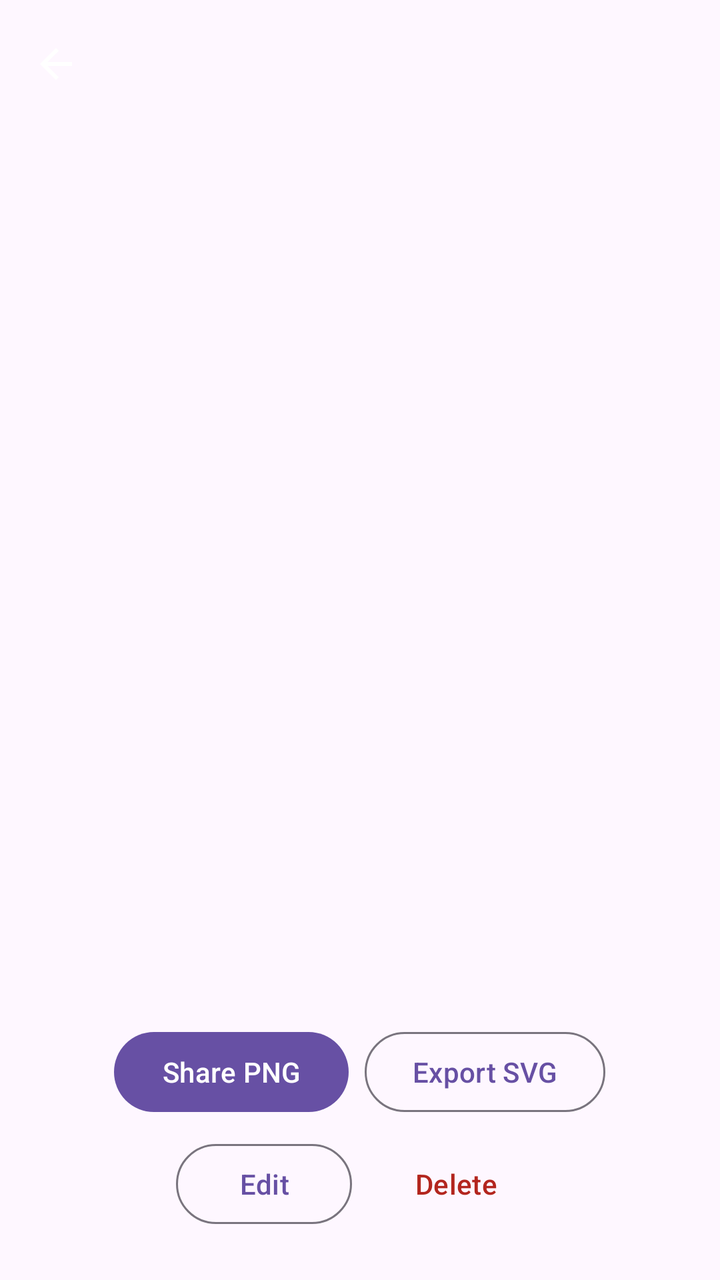
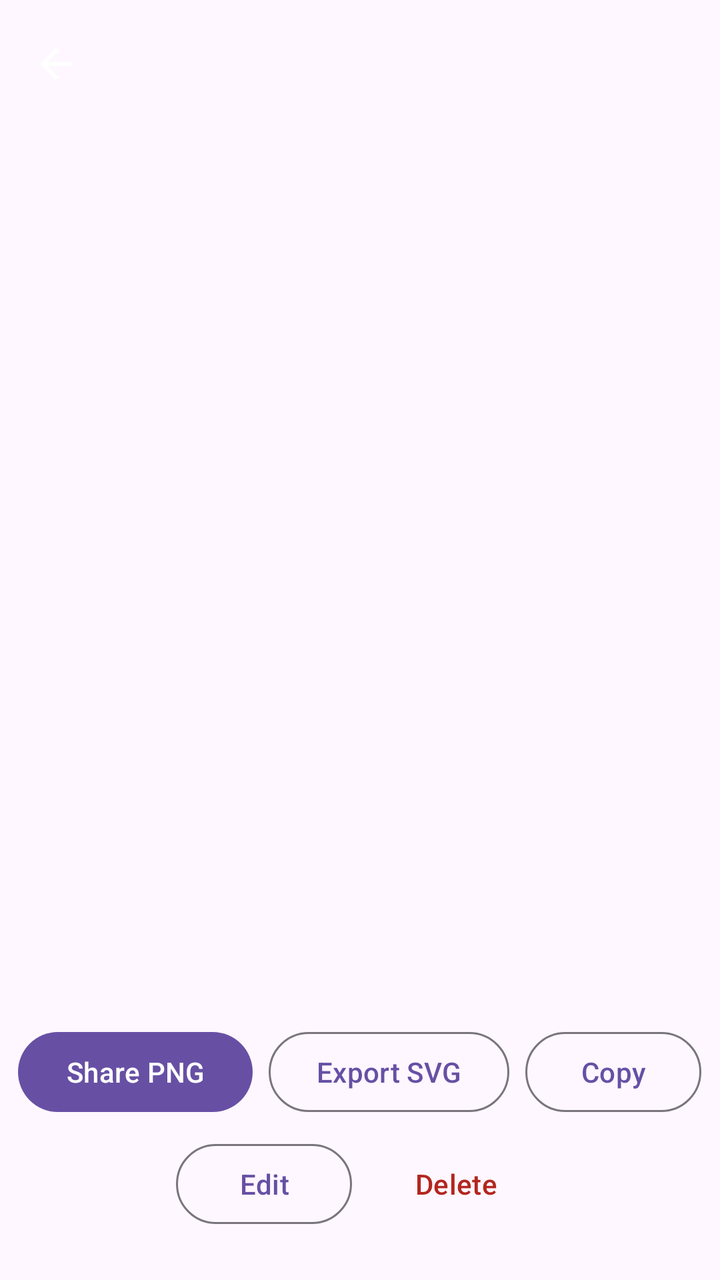

The first picture is an Android layout as it rendered before a commit; the second is the same layout after the commit. The layout source and the unified diff follow.
<!-- AndroidManifest.xml: application theme Theme.QRCards -->
<!-- res/layout/activity_card_detail.xml -->
<?xml version="1.0" encoding="utf-8"?>
<LinearLayout xmlns:android="http://schemas.android.com/apk/res/android"
    xmlns:app="http://schemas.android.com/apk/res-auto"
    android:layout_width="match_parent"
    android:layout_height="match_parent"
    android:orientation="vertical">

    <com.google.android.material.appbar.MaterialToolbar
        android:id="@+id/toolbar"
        android:layout_width="match_parent"
        android:layout_height="?attr/actionBarSize"
        app:navigationIcon="@drawable/ic_arrow_back" />

    <ImageView
        android:id="@+id/qrImage"
        android:layout_width="match_parent"
        android:layout_height="0dp"
        android:layout_weight="1"
        android:adjustViewBounds="true"
        android:contentDescription="@string/qr_code"
        android:padding="24dp"
        android:scaleType="fitCenter" />

    <TextView
        android:id="@+id/cardName"
        android:layout_width="wrap_content"
        android:layout_height="wrap_content"
        android:layout_gravity="center_horizontal"
        android:paddingHorizontal="24dp"
        android:textAppearance="?attr/textAppearanceHeadlineSmall" />

    <LinearLayout
        android:layout_width="match_parent"
        android:layout_height="wrap_content"
        android:gravity="center"
        android:orientation="horizontal"
        android:paddingTop="16dp">

        <Button
            android:id="@+id/sharePngButton"
            android:layout_width="wrap_content"
            android:layout_height="wrap_content"
            android:layout_marginEnd="8dp"
            android:text="@string/share_png" />

        <Button
            android:id="@+id/exportSvgButton"
            android:layout_width="wrap_content"
            android:layout_height="wrap_content"
            android:text="@string/export_svg"
            style="@style/Widget.Material3.Button.OutlinedButton" />
    </LinearLayout>

    <LinearLayout
        android:layout_width="match_parent"
        android:layout_height="wrap_content"
        android:gravity="center"
        android:orientation="horizontal"
        android:paddingBottom="24dp"
        android:paddingTop="8dp">

        <Button
            android:id="@+id/editButton"
            android:layout_width="wrap_content"
            android:layout_height="wrap_content"
            android:layout_marginEnd="8dp"
            android:text="@string/edit"
            style="@style/Widget.Material3.Button.OutlinedButton" />

        <Button
            android:id="@+id/deleteButton"
            android:layout_width="wrap_content"
            android:layout_height="wrap_content"
            android:text="@string/delete"
            android:textColor="?attr/colorError"
            style="@style/Widget.Material3.Button.TextButton" />
    </LinearLayout>
</LinearLayout>
<!-- resources referenced by this layout -->
<resources>
  <!-- drawable ic_arrow_back (drawable) -->
  <vector xmlns:android="http://schemas.android.com/apk/res/android"
      android:width="24dp" android:height="24dp"
      android:viewportWidth="24" android:viewportHeight="24">
      <path
          android:fillColor="@android:color/white"
          android:pathData="M20,11H7.83l5.59,-5.59L12,4l-8,8 8,8 1.41,-1.41L7.83,13H20v-2z" />
  </vector>
  <string name="delete">Delete</string>
  <string name="edit">Edit</string>
  <string name="export_svg">Export SVG</string>
  <string name="qr_code">QR code</string>
  <string name="share_png">Share PNG</string>
  <style name="Theme.QRCards" parent="Theme.Material3.DayNight.NoActionBar" />
</resources>

<!-- the commit's change to res/layout/activity_card_detail.xml (unified diff, before → after) -->
@@ -11,15 +11,64 @@
         android:layout_height="?attr/actionBarSize"
         app:navigationIcon="@drawable/ic_arrow_back" />
 
-    <ImageView
-        android:id="@+id/qrImage"
+    
+    <FrameLayout
+        android:id="@+id/qrFlipContainer"
         android:layout_width="match_parent"
         android:layout_height="0dp"
         android:layout_weight="1"
-        android:adjustViewBounds="true"
-        android:contentDescription="@string/qr_code"
-        android:padding="24dp"
-        android:scaleType="fitCenter" />
+        android:clickable="true"
+        android:focusable="true"
+        android:contentDescription="@string/flip_to_data_desc">
+
+        <ImageView
+            android:id="@+id/qrImage"
+            android:layout_width="match_parent"
+            android:layout_height="match_parent"
+            android:adjustViewBounds="true"
+            android:contentDescription="@string/qr_code"
+            android:padding="24dp"
+            android:scaleType="fitCenter" />
+
+        <LinearLayout
+            android:id="@+id/qrDataView"
+            android:layout_width="match_parent"
+            android:layout_height="match_parent"
+            android:gravity="center_horizontal"
+            android:orientation="vertical"
+            android:padding="24dp"
+            android:visibility="gone">
+
+            <TextView
+                android:layout_width="wrap_content"
+                android:layout_height="wrap_content"
+                android:text="@string/show_data_title"
+                android:textAppearance="?attr/textAppearanceTitleMedium" />
+
+            <ScrollView
+                android:layout_width="match_parent"
+                android:layout_height="0dp"
+                android:layout_weight="1"
+                android:layout_marginTop="12dp">
+
+                <TextView
+                    android:id="@+id/qrDataText"
+                    android:layout_width="match_parent"
+                    android:layout_height="wrap_content"
+                    android:textIsSelectable="true"
+                    android:typeface="monospace"
+                    android:textAppearance="?attr/textAppearanceBodyMedium" />
+            </ScrollView>
+
+            <Button
+                android:id="@+id/copyDataButton"
+                android:layout_width="wrap_content"
+                android:layout_height="wrap_content"
+                android:layout_marginTop="12dp"
+                android:text="@string/copy"
+                style="@style/Widget.Material3.Button.OutlinedButton" />
+        </LinearLayout>
+    </FrameLayout>
 
     <TextView
         android:id="@+id/cardName"
@@ -47,7 +96,41 @@
             android:id="@+id/exportSvgButton"
             android:layout_width="wrap_content"
             android:layout_height="wrap_content"
+            android:layout_marginEnd="8dp"
             android:text="@string/export_svg"
+            style="@style/Widget.Material3.Button.OutlinedButton" />
+
+        <Button
+            android:id="@+id/copyPayloadButton"
+            android:layout_width="wrap_content"
+            android:layout_height="wrap_content"
+            android:text="@string/copy"
+            style="@style/Widget.Material3.Button.OutlinedButton" />
+    </LinearLayout>
+
+    
+    <LinearLayout
+        android:id="@+id/vcardRow"
+        android:layout_width="match_parent"
+        android:layout_height="wrap_content"
+        android:gravity="center"
+        android:orientation="horizontal"
+        android:paddingTop="8dp"
+        android:visibility="gone">
+
+        <Button
+            android:id="@+id/shareVcardButton"
+            android:layout_width="wrap_content"
+            android:layout_height="wrap_content"
+            android:layout_marginEnd="8dp"
+            android:text="@string/share_vcard"
+            style="@style/Widget.Material3.Button.OutlinedButton" />
+
+        <Button
+            android:id="@+id/saveVcardButton"
+            android:layout_width="wrap_content"
+            android:layout_height="wrap_content"
+            android:text="@string/save_vcf"
             style="@style/Widget.Material3.Button.OutlinedButton" />
     </LinearLayout>
 
<!-- resource entries referenced after the edit -->
@@ -8,11 +8,16 @@
           android:fillColor="@android:color/white"
           android:pathData="M20,11H7.83l5.59,-5.59L12,4l-8,8 8,8 1.41,-1.41L7.83,13H20v-2z" />
   </vector>
+  <string name="copy">Copy</string>
   <string name="delete">Delete</string>
   <string name="edit">Edit</string>
   <string name="export_svg">Export SVG</string>
+  <string name="flip_to_data_desc">Show the encoded data behind this code</string>
   <string name="qr_code">QR code</string>
+  <string name="save_vcf">Save .vcf</string>
   <string name="share_png">Share PNG</string>
+  <string name="share_vcard">Share vCard</string>
+  <string name="show_data_title">Encoded data</string>
   <style name="Theme.QRCards" parent="Theme.Material3.DayNight.NoActionBar" />
 </resources>
 
